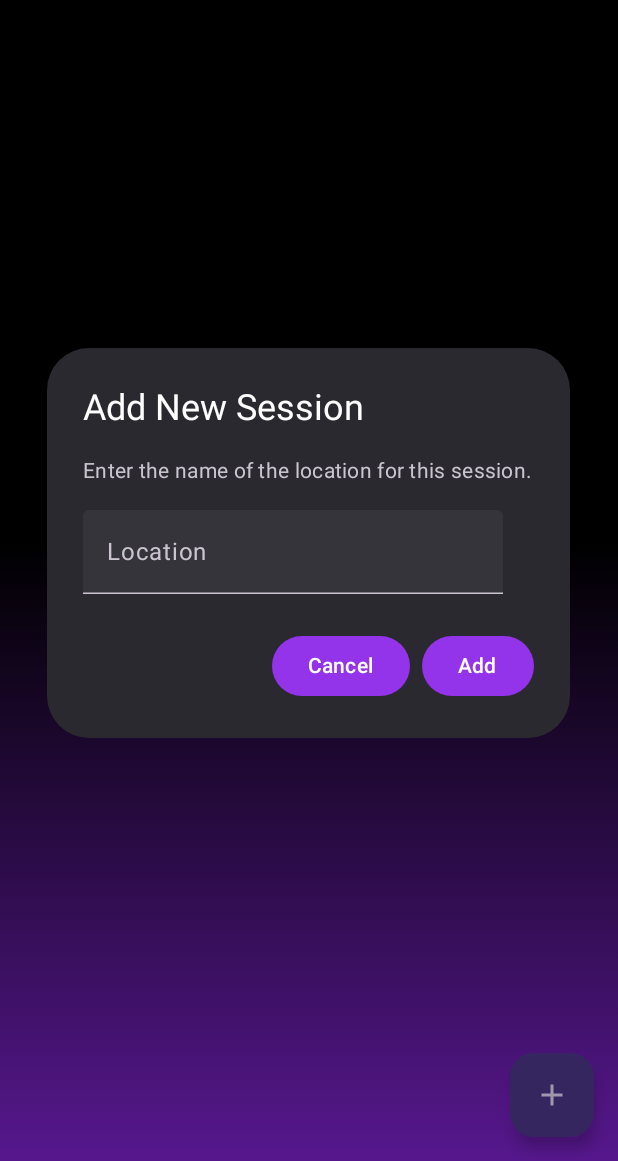
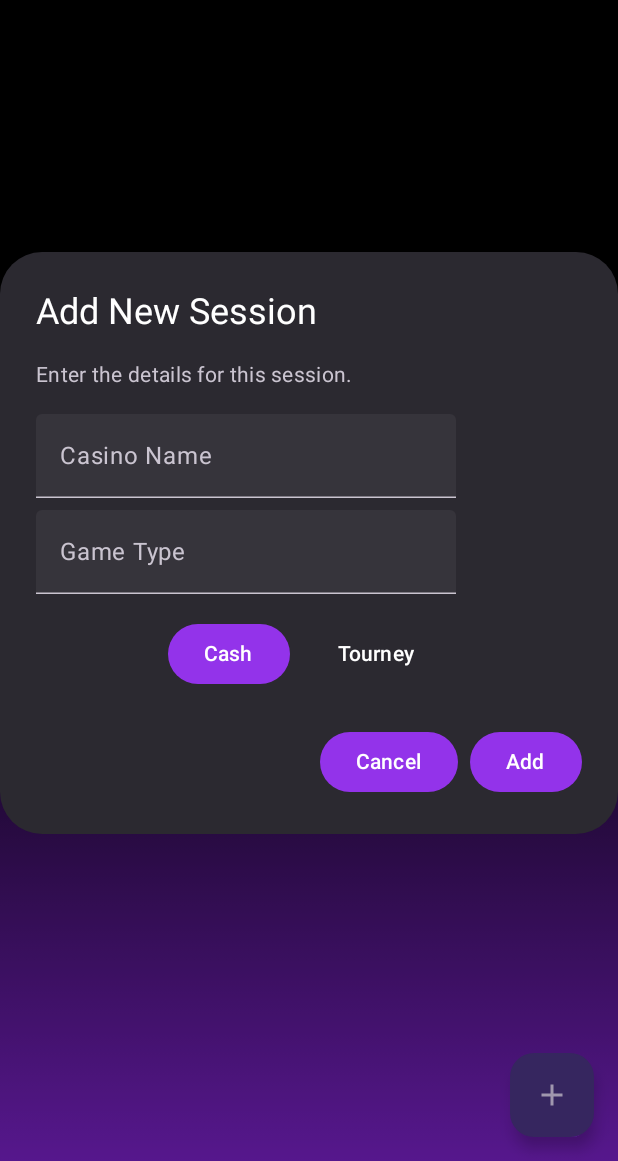
Before and after one commit to bitcrafterapps/stax, an Android app built with Jetpack Compose: the screen it shows after launch (MainActivity), after a tap on "Add Session", on a phone screen of 412 x 824 dp, the part 75-1236 px from its top. Run offline under Robolectric (Android 15) with nearby library versions, the phone set to English and light mode, and no system bars; our stand-ins replace Room's generated code.

Commit message:
more info on folder

```diff
--- a/app/build.gradle.kts
+++ b/app/build.gradle.kts
@@ -4,6 +4,7 @@ plugins {
     alias(libs.plugins.kotlin.compose)
     id("kotlin-kapt")
     id("kotlin-parcelize")
+    alias(libs.plugins.room)
 }
 
 android {
@@ -41,6 +42,10 @@ android {
     }
 }
 
+room {
+    schemaDirectory("$projectDir/schemas")
+}
+
 dependencies {
 
     implementation(libs.androidx.core.ktx)
--- a/app/src/main/java/com/example/stax/data/AppDatabase.kt
+++ b/app/src/main/java/com/example/stax/data/AppDatabase.kt
@@ -5,7 +5,7 @@ import androidx.room.Database
 import androidx.room.Room
 import androidx.room.RoomDatabase
 
-@Database(entities = [Session::class, Photo::class], version = 2, exportSchema = false)
+@Database(entities = [Session::class, Photo::class], version = 4, exportSchema = false)
 abstract class AppDatabase : RoomDatabase() {
     abstract fun staxDao(): StaxDao
 
@@ -20,7 +20,7 @@ abstract class AppDatabase : RoomDatabase() {
                     AppDatabase::class.java,
                     "stax_database"
                 ).fallbackToDestructiveMigration()
-                 .build()
+                    .build()
                 INSTANCE = instance
                 instance
             }
--- a/app/src/main/java/com/example/stax/data/models.kt
+++ b/app/src/main/java/com/example/stax/data/models.kt
@@ -4,6 +4,7 @@ import android.os.Parcelable
 import androidx.room.Embedded
 import androidx.room.Entity
 import androidx.room.PrimaryKey
+import androidx.room.ColumnInfo
 import kotlinx.parcelize.Parcelize
 
 @Entity(tableName = "sessions")
@@ -11,7 +12,9 @@ data class Session(
     @PrimaryKey(autoGenerate = true)
     val id: Long = 0,
     val name: String,
-    val date: Long
+    val date: Long,
+    val sessionType: String,
+    val gameType: String
 )
 
 data class SessionWithPhotoCount(
--- a/app/src/main/java/com/example/stax/navigation/AppNavigation.kt
+++ b/app/src/main/java/com/example/stax/navigation/AppNavigation.kt
@@ -78,8 +78,8 @@ fun AppNavigation(photosJson: MutableState<String>) {
 
             if (showAddSessionDialog) {
                 AddSessionDialog(
-                    onConfirm = { location ->
-                        viewModel.addSession(location)
+                    onConfirm = { casinoName, sessionType, gameType ->
+                        viewModel.addSession(casinoName, sessionType, gameType)
                         showAddSessionDialog = false
                     },
                     onDismiss = { showAddSessionDialog = false }
--- a/app/src/main/java/com/example/stax/ui/screens/DashboardScreen.kt
+++ b/app/src/main/java/com/example/stax/ui/screens/DashboardScreen.kt
@@ -23,10 +23,13 @@ import androidx.compose.foundation.lazy.grid.LazyVerticalGrid
 import androidx.compose.foundation.lazy.grid.items
 import androidx.compose.material.icons.Icons
 import androidx.compose.material.icons.filled.Add
+import androidx.compose.material.icons.filled.AttachMoney
 import androidx.compose.material.icons.filled.Delete
 import androidx.compose.material.icons.filled.Folder
+import androidx.compose.material.icons.filled.Star
 import androidx.compose.material3.AlertDialog
 import androidx.compose.material3.Button
+import androidx.compose.material3.ButtonDefaults
 import androidx.compose.material3.Card
 import androidx.compose.material3.CardDefaults
 import androidx.compose.material3.FloatingActionButton
@@ -192,11 +195,20 @@ fun SessionFolder(
                     .align(Alignment.BottomCenter)
             )
 
-            Column(
+            Row(
                 modifier = Modifier
                     .align(Alignment.BottomStart)
-                    .padding(8.dp)
+                    .padding(8.dp),
+                verticalAlignment = Alignment.CenterVertically
             ) {
+                Icon(
+                    imageVector = if (sessionWithLatest.session.sessionType == "Cash") Icons.Default.AttachMoney else Icons.Default.Star,
+                    contentDescription = "Session Type",
+                    tint = Color.White,
+                    modifier = Modifier.size(16.dp)
+                )
+                Spacer(modifier = Modifier.width(4.dp))
+                Column {
                     Text(
                         text = sessionWithLatest.session.name,
                         style = MaterialTheme.typography.titleMedium,
@@ -205,10 +217,11 @@ fun SessionFolder(
                     )
                     Spacer(modifier = Modifier.height(4.dp))
                     Text(
-                    text = "${sessionWithLatest.photoCount} photos",
+                        text = "${sessionWithLatest.session.gameType} - ${sessionWithLatest.photoCount} photos",
                         style = MaterialTheme.typography.bodySmall,
                         color = Color.White.copy(alpha = 0.7f)
                     )
+                }
             }
 
             if (isSelected) {
@@ -227,29 +240,61 @@ fun SessionFolder(
 }
 
 @Composable
-fun AddSessionDialog(onConfirm: (String) -> Unit, onDismiss: () -> Unit) {
-    var location by remember { mutableStateOf("") }
+fun AddSessionDialog(onConfirm: (String, String, String) -> Unit, onDismiss: () -> Unit) {
+    var casinoName by remember { mutableStateOf("") }
+    var gameType by remember { mutableStateOf("") }
+    var sessionType by remember { mutableStateOf("Cash") }
 
     AlertDialog(
         onDismissRequest = onDismiss,
         title = { Text("Add New Session") },
         text = {
             Column {
-                Text("Enter the name of the location for this session.")
+                Text("Enter the details for this session.")
                 Spacer(modifier = Modifier.height(16.dp))
                 TextField(
-                    value = location,
-                    onValueChange = { location = it },
-                    label = { Text("Location") },
+                    value = casinoName,
+                    onValueChange = { casinoName = it },
+                    label = { Text("Casino Name") },
                     singleLine = true
                 )
+                Spacer(modifier = Modifier.height(8.dp))
+                TextField(
+                    value = gameType,
+                    onValueChange = { gameType = it },
+                    label = { Text("Game Type") },
+                    singleLine = true
+                )
+                Spacer(modifier = Modifier.height(16.dp))
+                Row(
+                    modifier = Modifier.fillMaxWidth(),
+                    horizontalArrangement = Arrangement.Center
+                ) {
+                    Button(
+                        onClick = { sessionType = "Cash" },
+                        colors = ButtonDefaults.buttonColors(
+                            containerColor = if (sessionType == "Cash") MaterialTheme.colorScheme.primary else MaterialTheme.colorScheme.surface
+                        )
+                    ) {
+                        Text("Cash")
+                    }
+                    Spacer(modifier = Modifier.width(8.dp))
+                    Button(
+                        onClick = { sessionType = "Tourney" },
+                        colors = ButtonDefaults.buttonColors(
+                            containerColor = if (sessionType == "Tourney") MaterialTheme.colorScheme.primary else MaterialTheme.colorScheme.surface
+                        )
+                    ) {
+                        Text("Tourney")
+                    }
+                }
             }
         },
         confirmButton = {
             Button(
                 onClick = {
-                    if (location.isNotBlank()) {
-                        onConfirm(location)
+                    if (casinoName.isNotBlank() && gameType.isNotBlank()) {
+                        onConfirm(casinoName, sessionType, gameType)
                     }
                 }
             ) {
--- a/gradle/libs.versions.toml
+++ b/gradle/libs.versions.toml
@@ -12,6 +12,7 @@ navigationCompose = "2.8.0-beta05"
 materialIconsExtended = "1.6.8"
 googleMaterial = "1.12.0"
 coreSplashScreen = "1.0.1"
+room = "2.6.1"
 
 [libraries]
 androidx-core-ktx = { group = "androidx.core", name = "core-ktx", version.ref = "coreKtx" }
@@ -37,3 +38,4 @@ androidx-core-splashscreen = { group = "androidx.core", name = "core-splashscree
 android-application = { id = "com.android.application", version.ref = "agp" }
 kotlin-android = { id = "org.jetbrains.kotlin.android", version.ref = "kotlin" }
 kotlin-compose = { id = "org.jetbrains.kotlin.plugin.compose", version.ref = "kotlin" }
+room = { id = "androidx.room", version.ref = "room" }
```
Also changed, not shown: app/src/main/java/com/example/stax/data/viewmodels.kt (+9 -2 lines), 1 other file. Lines whose indentation alone changed are shown as unchanged.
